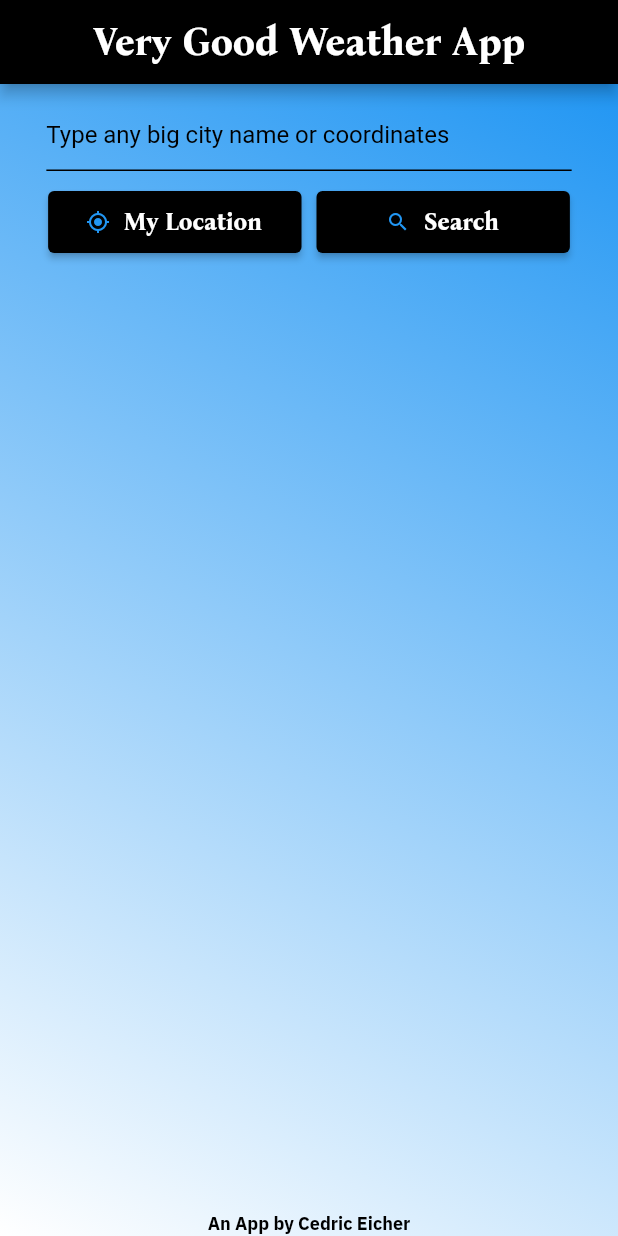
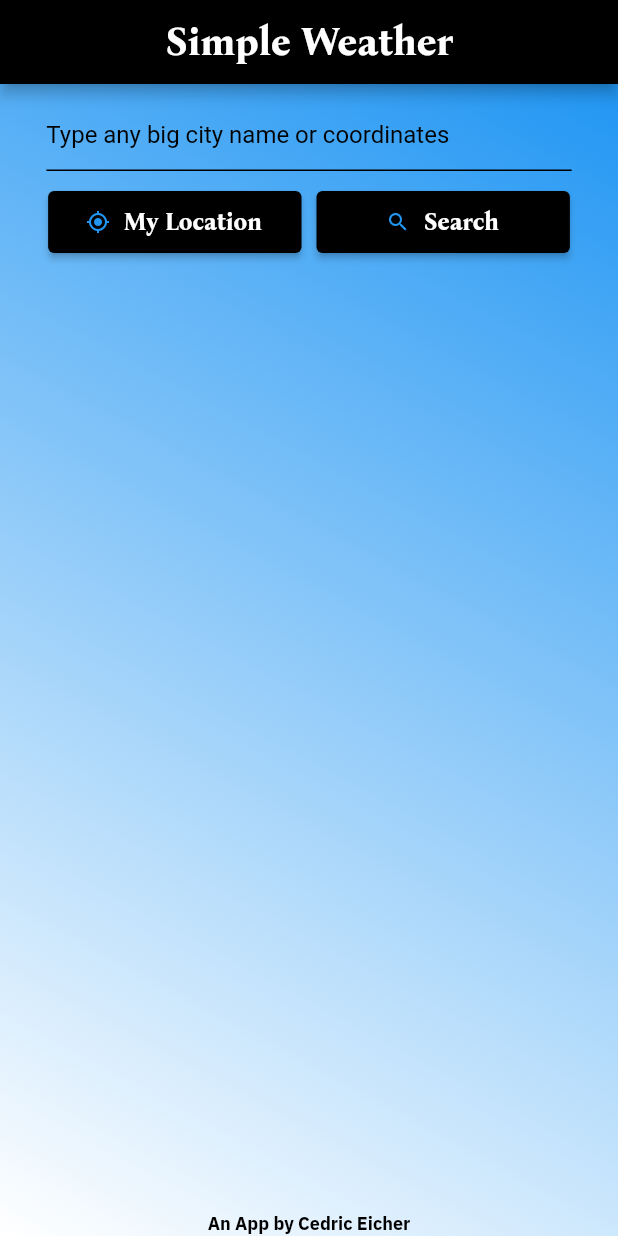
Before and after one commit to cedriceicher10/VeryGoodWeatherApp, a Flutter app: the screen it shows after launch, on a phone screen of 412 x 824 dp. Run offline on Flutter 3.47's test engine with Material 2 defaults, Android fonts, the phone set to English and light mode, and no system bars; our stand-ins replace flutter_bloc, location, weather_icons.

Commit message:
Changed app title name, added custom app icon image

```diff
--- a/lib/weather_screen.dart
+++ b/lib/weather_screen.dart
@@ -41,7 +41,7 @@ class _WeatherScreenState extends State<WeatherScreen> {
         },
         child: Scaffold(
             appBar: AppBar(
-              title: weatherScreenTitle('Very Good Weather App'),
+              title: weatherScreenTitle('Simple Weather'),
               backgroundColor: Colors.black,
               centerTitle: true,
             ),
--- a/pubspec.yaml
+++ b/pubspec.yaml
@@ -46,6 +46,7 @@ dependencies:
 dev_dependencies:
   flutter_test:
     sdk: flutter
+  flutter_launcher_icons: ^0.9.2
 
   # The "flutter_lints" package below contains a set of recommended lints to
   # encourage good coding practices. The lint set provided by the package is
@@ -53,6 +54,10 @@ dev_dependencies:
   # package. See that file for information about deactivating specific lint
   # rules and activating additional ones.
   flutter_lints: ^1.0.0
+
+flutter_icons:
+  ios: true
+  image_path: "icon/app_icon2_circle.jpg"
 
 # For information on the generic Dart part of this file, see the
 # following page: https://dart.dev/tools/pub/pubspec
```
Also changed, not shown: icon/app_icon.jpg (added), icon/app_icon2_circle.jpg (added), icon/app_icon_circle.jpg (added), pubspec.lock, 28 other files.
